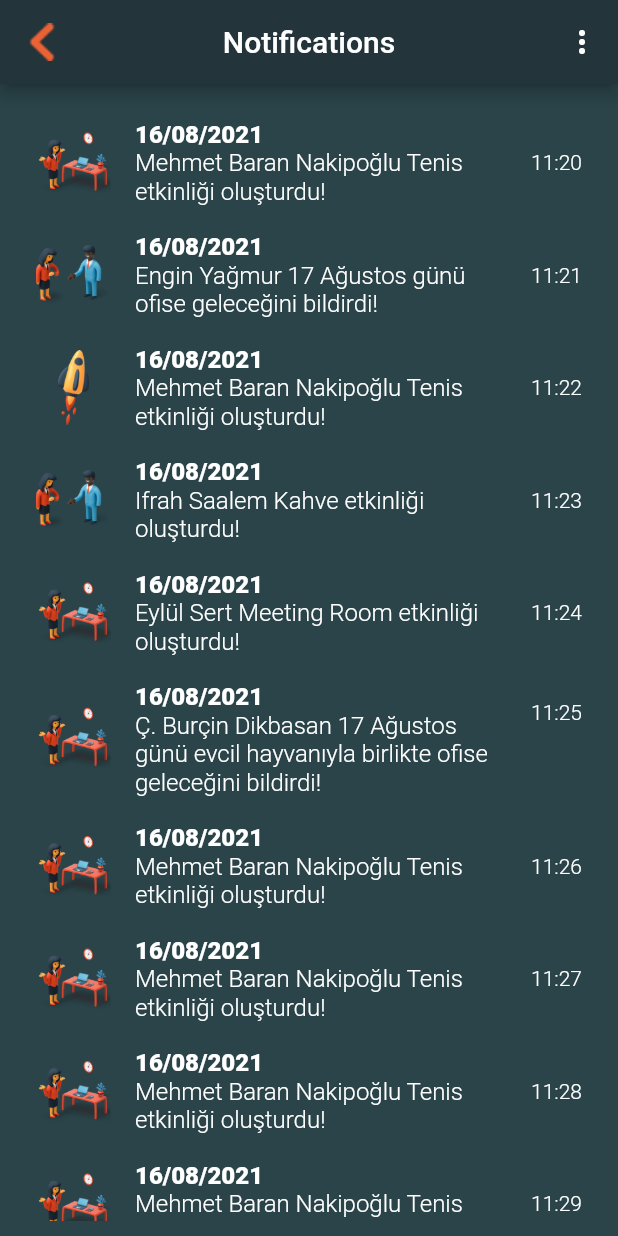
After one commit to yagmure15/BordaNew, a Flutter app: the NotificationScreen screen opened directly, on a phone screen of 412 x 824 dp. The commit adds this screen. Run offline on Flutter 3.47's test engine with Material 2 defaults, Android fonts, the phone set to English and light mode, and no system bars; our stand-ins replace flutter_speed_dial, fluttertoast, font_awesome_flutter, geocoding, geolocator, syncfusion_flutter_calendar and 2 more; network calls fail.

```diff
--- /dev/null
+++ b/lib/screens/notification_screen.dart
@@ -0,0 +1,122 @@
+import 'package:bordatech/utils/hex_color.dart';
+import 'package:flutter/material.dart';
+import 'package:fluttertoast/fluttertoast.dart';
+import 'package:syncfusion_flutter_calendar/calendar.dart';
+
+class NotificationScreen extends StatefulWidget {
+  @override
+  State<StatefulWidget> createState() {
+    // TODO: implement createState
+    return _NotificationScreenScreenState();
+  }
+}
+
+class _NotificationScreenScreenState extends State<NotificationScreen> {
+  List itemList = ["Mehmet Baran Nakipoğlu Tenis etkinliği oluşturdu!",
+    "Engin Yağmur 17 Ağustos günü ofise geleceğini bildirdi!",
+    "Mehmet Baran Nakipoğlu Tenis etkinliği oluşturdu!",
+    "Ifrah Saalem Kahve etkinliği oluşturdu!",
+    "Eylül Sert Meeting Room etkinliği oluşturdu!",
+    "Ç. Burçin Dikbasan 17 Ağustos günü evcil hayvanıyla birlikte ofise geleceğini bildirdi!",
+    "Mehmet Baran Nakipoğlu Tenis etkinliği oluşturdu!",
+    "Mehmet Baran Nakipoğlu Tenis etkinliği oluşturdu!",
+    "Mehmet Baran Nakipoğlu Tenis etkinliği oluşturdu!",
+    "Mehmet Baran Nakipoğlu Tenis etkinliği oluşturdu!",
+    "Mehmet Baran Nakipoğlu Tenis etkinliği oluşturdu!",
+    "Mehmet Baran Nakipoğlu Tenis etkinliği oluşturdu!",
+  ];
+
+  List<String> resimler = ["assets/hotdesk.png","assets/meeting2.png","assets/rocket.png"];
+  @override
+  Widget build(BuildContext context) {
+    // TODO: implement build
+    return Scaffold(
+      backgroundColor: bordaSoftGreen,
+      appBar: AppBar(
+        leading: TextButton(
+            onPressed: () {
+              Navigator.pop(context);
+            },
+            child: Image.asset('assets/return.png')),
+        title: Text('Notifications'),
+        backgroundColor: bordaGreen,
+        centerTitle: true,
+        actions: <Widget>[
+          PopupMenuButton<String>(onSelected: (Selected) {
+            setState(() {});
+          }, itemBuilder: (context) {
+            return {'Events', 'Meeting Rooms', "My Calendar"}
+                .map((String choice) {
+              return PopupMenuItem<String>(
+                value: choice,
+                child: Text(choice),
+              );
+            }).toList();
+          })
+        ],
+      ),
+      body: _Notifications(),
+    );
+  }
+
+  void _showToast(S) {
+    Fluttertoast.showToast(msg: S.toString(), toastLength: Toast.LENGTH_SHORT);
+  }
+
+  Widget _Notifications() {
+    return Container(
+      padding: const EdgeInsets.only(top: 10,bottom: 10,right: 8,left: 8),
+
+      child: ListView.builder(
+          itemCount: itemList.length,
+          itemBuilder: (context, index) {
+          String yol;
+            if(index ==0){
+            yol = resimler[0];
+            }else if (index ==1){
+            yol = resimler[1];
+             }else if (index ==2){
+            yol = resimler[2];
+            }else if (index ==3){
+              yol = resimler[1];
+            }else {
+              yol = resimler[0];
+            }
+
+
+            return Container(
+              margin: EdgeInsets.only(top: 10),
+              child: ListTile(
+                trailing: Text("11:2$index",style: TextStyle(
+                    fontSize: 14,
+                    fontWeight: FontWeight.w300,
+                    color: Colors.white
+                )),
+                leading: Image.asset(
+
+                  yol,
+                  width: 50,
+                  height: 50,
+                ),
+                title: Text(
+                  "16/08/2021",
+                  style: TextStyle(
+                      fontSize: 16,
+                      fontWeight: FontWeight.w900,
+                      color: Colors.white
+                  ),
+                ),
+                subtitle: Text(
+                  itemList[index],
+                  style: TextStyle(
+                    fontSize: 16,
+                    fontWeight: FontWeight.w300,
+                    color: Colors.white
+                  ),
+                ),
+              ),
+            );
+          }),
+    );
+  }
+}
```
Also changed, not shown: lib/models/birthday_model.dart (added, +8 -0 lines), lib/screens/dashboard_screen.dart (+7 -3 lines), lib/screens/event_and_calendar_screen.dart (+155 -80 lines), lib/screens/event_res_screen.dart (+15 -5 lines), assets/april.jpg (added), assets/august.jpg (added), assets/december.jpg (added), assets/february.jpg (added), assets/january.jpg (added), assets/july.jpg (added), assets/june.jpg (added), assets/march.jpg (added), assets/may.jpg (added), assets/november.jpg (added), 3 more files.
